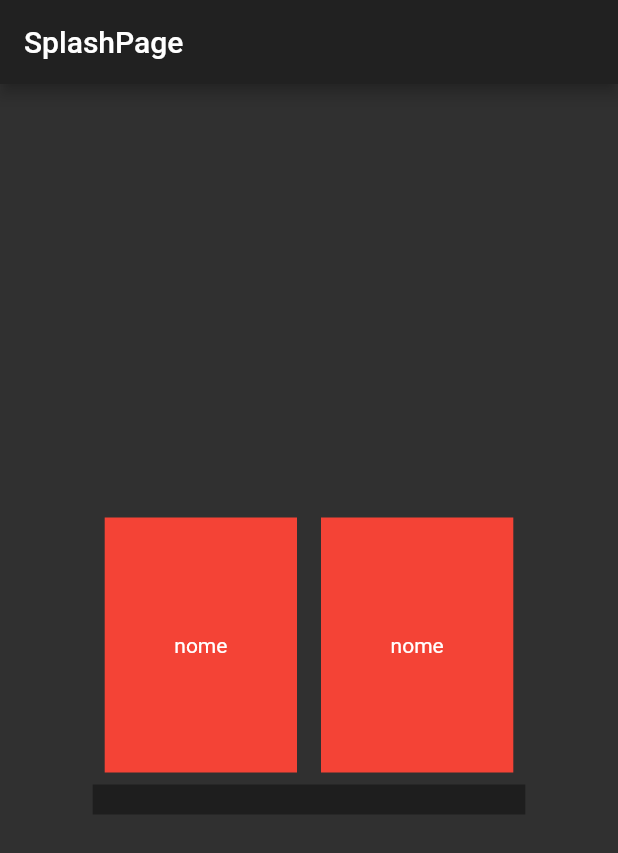
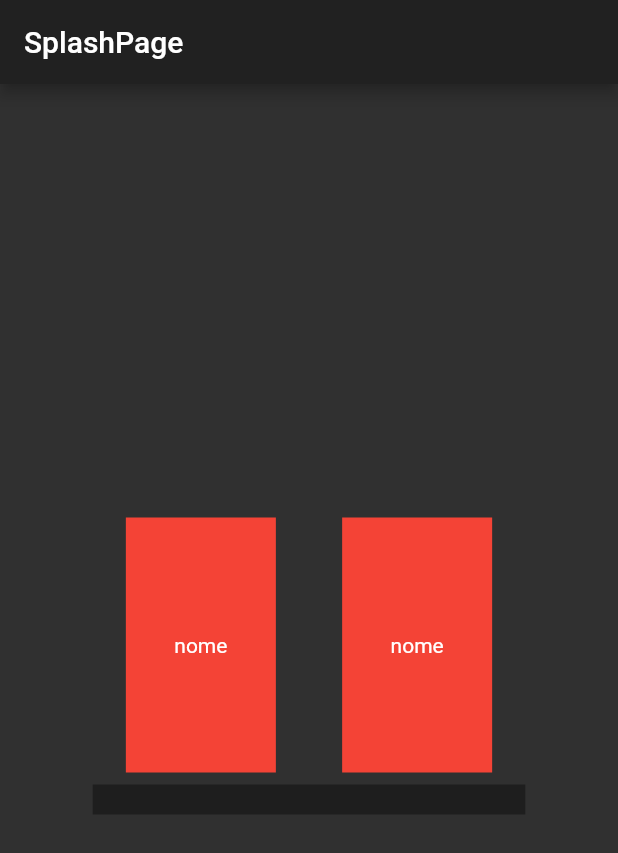
Before and after one commit to CabraKill/HiHome, a Flutter app: the screen it shows after launch, on a phone screen of 412 x 824 dp. Shown: the top 853 px of the screen. Run offline on Flutter 3.47's test engine with Material 2 defaults, Android fonts, the phone set to English and light mode, and no system bars; our stand-ins replace get.

Commit message:
Add state check to

```diff
--- a/lib/modules/splash/widgets/house_widget.dart
+++ b/lib/modules/splash/widgets/house_widget.dart
@@ -8,19 +8,27 @@ class House extends StatefulWidget {
 }
 
 class _HouseState extends State<House> with TickerProviderStateMixin {
+  bool state = true;
   @override
   Widget build(BuildContext context) {
     return Expanded(
+      child: Center(
+        child: GestureDetector(
+          onTap: () => setState(() => state = !state),
           child: AnimatedSize(
             curve: Curves.easeOut,
             duration: Duration(milliseconds: 300),
             vsync: this,
             child: Container(
               margin: const EdgeInsets.all(8),
+              width: state ? 100 : null,
               alignment: Alignment.center,
               color: Colors.red,
               child: Text("nome"),
             ),
-    ));
+          ),
+        ),
+      ),
+    );
   }
 }
```
Lines whose indentation alone changed are shown as unchanged.
